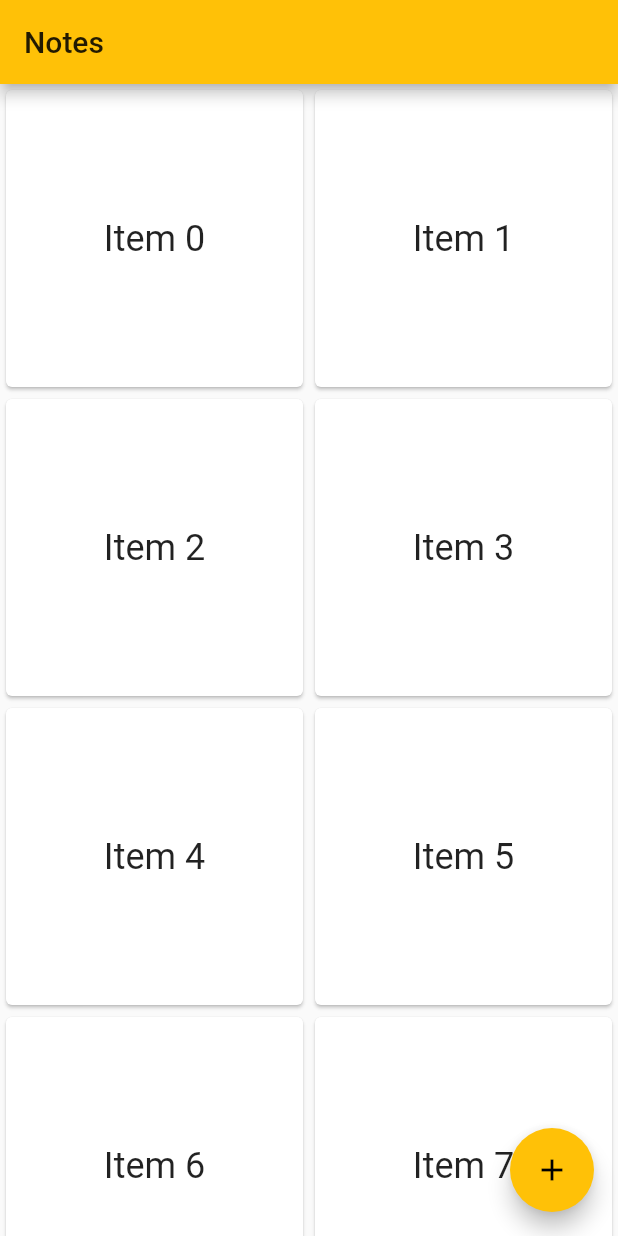
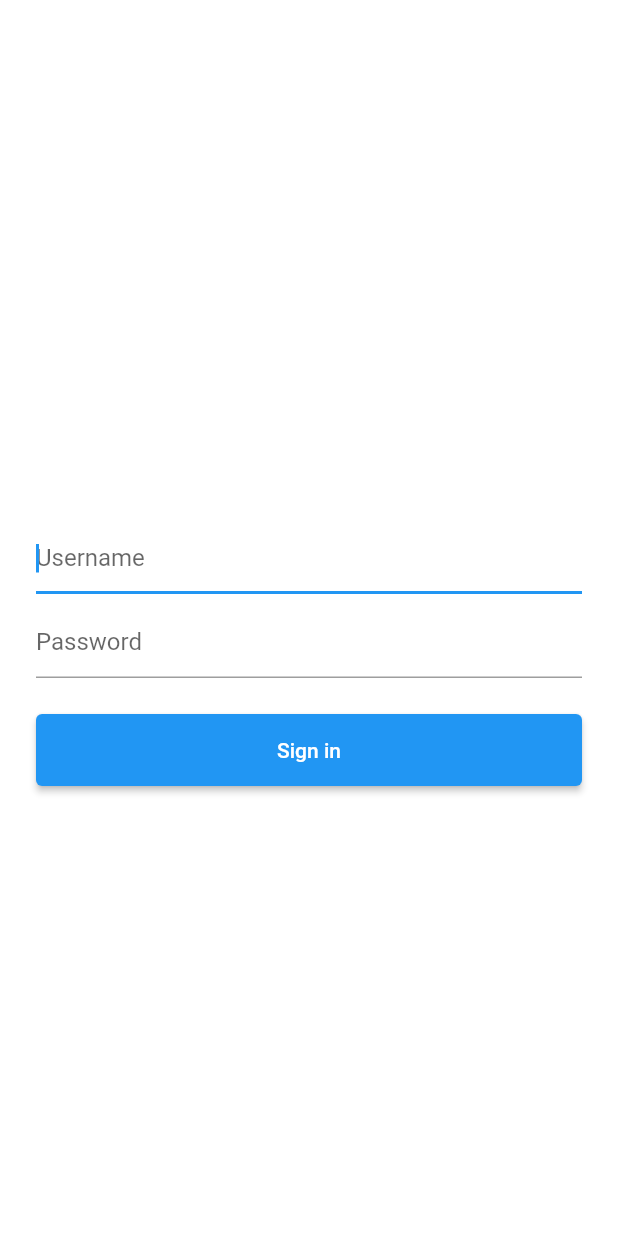
Before and after one commit to unreadablename/flutter-notes-app, a Flutter app: the screen it shows after launch, on a phone screen of 412 x 824 dp. Run offline on Flutter 3.47's test engine with Material 2 defaults, Android fonts, the phone set to English and light mode, and no system bars.

Commit message:
added dummy login page

```diff
--- a/lib/main.dart
+++ b/lib/main.dart
@@ -1,4 +1,6 @@
 import 'package:flutter/material.dart';
+import 'package:notes/src/pages/login.dart';
+import 'package:notes/src/theme.dart';
 
 void main() => runApp(new MyApp());
 
@@ -7,19 +9,28 @@ class MyApp extends StatelessWidget {
   @override
   Widget build(BuildContext context) {
     return new MaterialApp(
+      initialRoute: '/login',
+      routes: <String, WidgetBuilder>{
+        // When we navigate to the "/" route, build the FirstScreen Widget
+        '/login': (BuildContext context) => LoginPage(),
+        // When we navigate to the "/second" route, build the SecondScreen Widget
+        '/': (BuildContext context) => MyHomePage(title: 'Notes'),
+      },
       title: 'Flutter Demo',
-      theme: new ThemeData(
-        // This is the theme of your application.
-        //
-        // Try running your application with "flutter run". You'll see the
-        // application has a blue toolbar. Then, without quitting the app, try
-        // changing the primarySwatch below to Colors.green and then invoke
-        // "hot reload" (press "r" in the console where you ran "flutter run",
-        // or press Run > Flutter Hot Reload in IntelliJ). Notice that the
-        // counter didn't reset back to zero; the application is not restarted.
-        primarySwatch: Colors.amber,
-      ),
-      home: new MyHomePage(title: 'Notes'),
+      theme: kLightAppTheme.data,
+//      theme: new ThemeData(
+//        // This is the theme of your application.
+//        //
+//        // Try running your application with "flutter run". You'll see the
+//        // application has a blue toolbar. Then, without quitting the app, try
+//        // changing the primarySwatch below to Colors.green and then invoke
+//        // "hot reload" (press "r" in the console where you ran "flutter run",
+//        // or press Run > Flutter Hot Reload in IntelliJ). Notice that the
+//        // counter didn't reset back to zero; the application is not restarted.
+//        primarySwatch: Colors.amber,
+//      ),
+//      home: LoginPage(),
+//      home: new MyHomePage(title: 'Notes'),
     );
   }
 }
--- /dev/null
+++ b/lib/src/pages/login.dart
@@ -0,0 +1,65 @@
+import 'package:flutter/material.dart';
+
+class LoginPage extends StatefulWidget {
+  static String tag = 'login-page';
+  @override
+  _LoginPageState createState() => new _LoginPageState();
+}
+
+class _LoginPageState extends State<LoginPage> {
+  @override
+  Widget build(BuildContext context) {
+
+    final email = TextFormField(
+      keyboardType: TextInputType.text,
+      autofocus: true,
+//      initialValue: 'username',
+      decoration: InputDecoration(
+        hintText: 'Username',
+//        contentPadding: EdgeInsets.fromLTRB(20.0, 10.0, 20.0, 10.0),
+//        border: OutlineInputBorder(borderRadius: BorderRadius.circular(32.0)),
+      ),
+    );
+
+    final password = TextFormField(
+      autofocus: false,
+//      initialValue: 'some password',
+      obscureText: true,
+      decoration: InputDecoration(
+        hintText: 'Password',
+//        contentPadding: EdgeInsets.fromLTRB(20.0, 10.0, 20.0, 10.0),
+//        border: OutlineInputBorder(borderRadius: BorderRadius.circular(32.0)),
+      ),
+    );
+
+    final loginButton = new RaisedButton(
+      padding: EdgeInsets.symmetric(vertical: 16.0),
+      child: const Text('Sign in'),
+//      color: Theme.of(context).accentColor,
+      onPressed: () {
+//        Navigator.popAndPushNamed(context, '/home');
+//        Navigator.pushReplacementNamed(context, '/');
+        Navigator.pop(context);
+//        Navigator.pushNamed(context, '/home');
+        // Perform some action
+      },
+    );
+
+    return Scaffold(
+      body: Center(
+        child: ListView(
+          shrinkWrap: true,
+          padding: EdgeInsets.only(left: 24.0, right: 24.0),
+          children: <Widget>[
+            SizedBox(height: 48.0),
+            email,
+            SizedBox(height: 8.0),
+            password,
+            SizedBox(height: 24.0),
+            loginButton,
+          ],
+        ),
+      ),
+    );
+  }
+}
```
Also changed, not shown: lib/src/theme.dart (added, +68 -0 lines).
